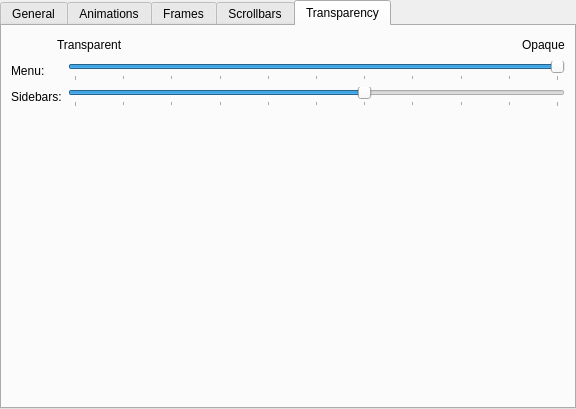
Old version of the form libcoreui/ocean/oceanui/config/ui/oceanstyleconfig.ui in the repository LingmoOS/LingmoOS.
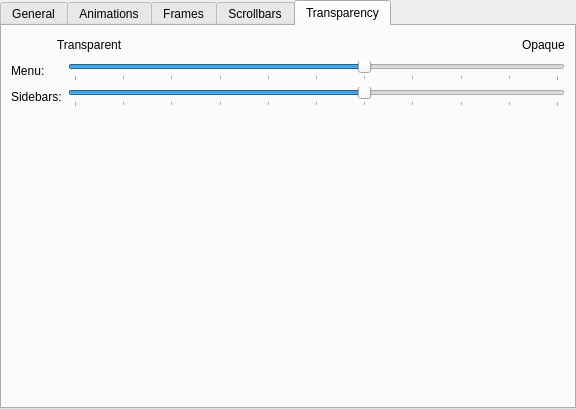
New version of the form. The open tabs and pages were chosen to show the change.

Patch:
```diff
--- a/libcoreui/ocean/oceanui/config/ui/oceanstyleconfig.ui
+++ b/libcoreui/ocean/oceanui/config/ui/oceanstyleconfig.ui
@@ -547,7 +547,7 @@
             <number>10</number>
            </property>
            <property name="value">
-            <number>100</number>
+            <number>60</number>
            </property>
            <property name="orientation">
             <enum>Qt::Horizontal</enum>
```
